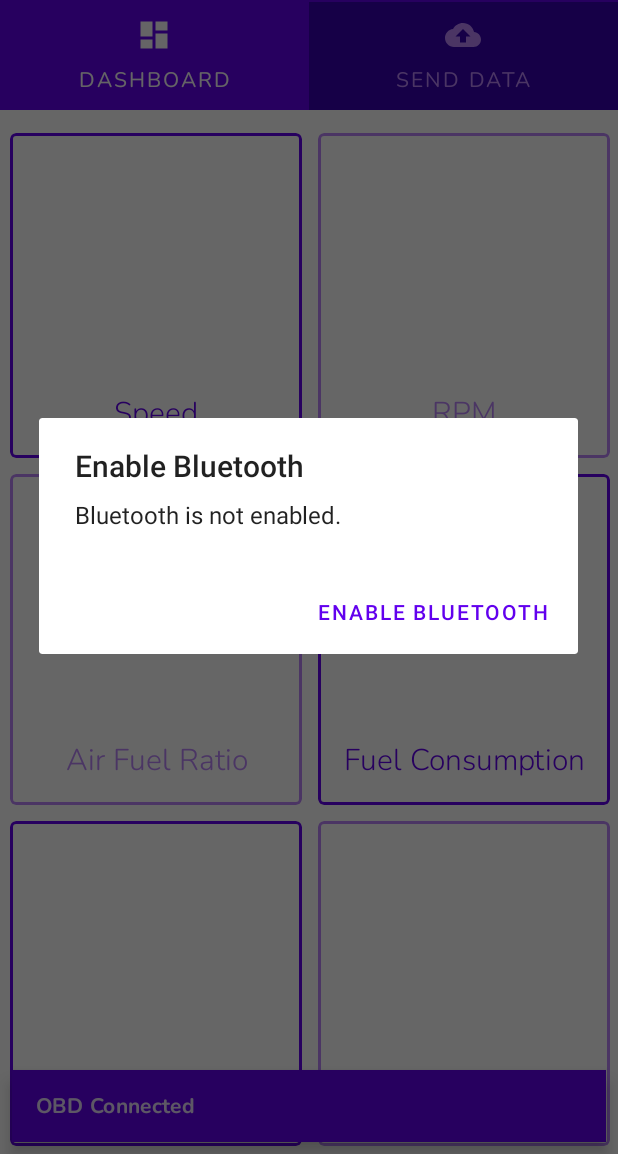
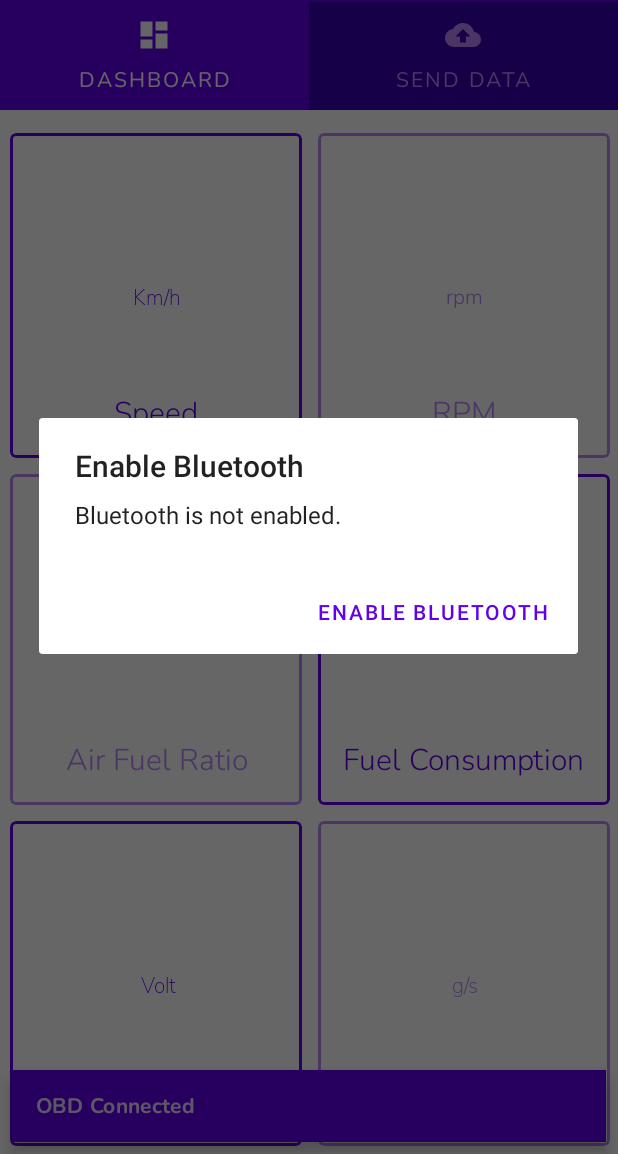
Before and after one commit to Achintha444/OBDFuel, an Android app: the HomeActivity screen opened directly, with no data from a screen before it, on a phone screen of 412 x 824 dp, the part 82-1236 px from its top. Run offline under Robolectric (Android 15) with nearby library versions, the phone set to English and light mode, and no system bars; libraries missing offline, so code that uses them is left out: com.github.pires.obd; 17 statements that could not run were skipped.

Commit message:
OBD Dashboard Completed

```diff
--- a/app/src/main/java/com/mtdaps/obdfuel/activities/home/fragments/DashboardFragment.java
+++ b/app/src/main/java/com/mtdaps/obdfuel/activities/home/fragments/DashboardFragment.java
@@ -84,9 +84,9 @@ public class DashboardFragment extends Fragment implements ActivityInterface {
                     speed = OBDValues.speedData();
                     rpm = OBDValues.rpmData();
                     maf = OBDValues.massAirFlowData();
-                    fuelConsumption = OBDValues.fuelConsumption(speed, maf);
                     batteryVoltage = OBDValues.moduleVoltageData();
                     airFuelRatio = OBDValues.airFuelRatioData();
+                    fuelConsumption = OBDValues.fuelConsumption(airFuelRatio, maf);
 
                     updateTextViews(speed, rpm, fuelConsumption, airFuelRatio, batteryVoltage, maf);
 
--- a/app/src/main/java/com/mtdaps/obdfuel/util/OBDValues.java
+++ b/app/src/main/java/com/mtdaps/obdfuel/util/OBDValues.java
@@ -171,11 +171,11 @@ public class OBDValues {
         return  String.format("%.2f", moduleVoltageCommand.getVoltage());
     }
 
-    public static String fuelConsumption(String speed,String massAirFlow){
-        Double vs = Double.parseDouble(speed);
+    public static String fuelConsumption(String airFuelRatio,String massAirFlow){
+        Double afr = Double.parseDouble(airFuelRatio);
         Double maf = Double.parseDouble(massAirFlow);
 
-        Double fuelConsumption = (vs*7.718)/(maf*2.352);
+        Double fuelConsumption = (maf*3600/afr*820);
 
         return  String.format("%.2f", fuelConsumption);
     }
--- a/app/src/main/res/layout/fragment_dashboard.xml
+++ b/app/src/main/res/layout/fragment_dashboard.xml
@@ -40,6 +40,20 @@
 
                         <TextView
                             android:id="@+id/speed_text"
+                            android:layout_width="wrap_content"
+                            android:layout_height="wrap_content"
+                            android:layout_marginTop="4dp"
+                            android:fontFamily="@font/nunito_sans_extralight"
+                            android:text="Km/h"
+                            android:textAlignment="center"
+                            android:textColor="@color/purple_500"
+                            android:textSize="14sp"
+                            app:layout_constraintEnd_toEndOf="parent"
+                            app:layout_constraintStart_toStartOf="parent"
+                            app:layout_constraintTop_toBottomOf="@+id/speed_text_value" />
+
+                        <TextView
+                            android:id="@+id/speed_text2"
                             android:layout_width="wrap_content"
                             android:layout_height="wrap_content"
                             android:layout_marginBottom="16dp"
@@ -98,6 +112,20 @@
                             app:layout_constraintBottom_toBottomOf="parent"
                             app:layout_constraintEnd_toEndOf="parent"
                             app:layout_constraintStart_toStartOf="parent" />
+
+                        <TextView
+                            android:id="@+id/rpm_text2"
+                            android:layout_width="wrap_content"
+                            android:layout_height="wrap_content"
+                            android:layout_marginTop="4dp"
+                            android:fontFamily="@font/nunito_light"
+                            android:text="rpm"
+                            android:textAlignment="center"
+                            android:textColor="@color/purple_200"
+                            android:textSize="14sp"
+                            app:layout_constraintEnd_toEndOf="parent"
+                            app:layout_constraintStart_toStartOf="parent"
+                            app:layout_constraintTop_toBottomOf="@+id/rpm_text_value" />
 
                         <TextView
                             android:id="@+id/rpm_text_value"
@@ -199,7 +227,23 @@
                             android:textSize="20sp"
                             app:layout_constraintBottom_toBottomOf="parent"
                             app:layout_constraintEnd_toEndOf="parent"
+                            app:layout_constraintHorizontal_bias="0.487"
                             app:layout_constraintStart_toStartOf="parent" />
+
+                        <TextView
+                            android:id="@+id/fuel_consumption_text3"
+                            android:layout_width="wrap_content"
+                            android:layout_height="wrap_content"
+                            android:layout_marginTop="4dp"
+                            android:fontFamily="@font/nunito_sans_extralight"
+                            android:text="L/h"
+                            android:textAlignment="center"
+                            android:textColor="@color/purple_500"
+                            android:textSize="14sp"
+                            app:layout_constraintEnd_toEndOf="parent"
+                            app:layout_constraintHorizontal_bias="0.487"
+                            app:layout_constraintStart_toStartOf="parent"
+                            app:layout_constraintTop_toBottomOf="@+id/fuel_consumption_text_value" />
 
                         <TextView
                             android:id="@+id/fuel_consumption_text_value"
@@ -257,6 +301,21 @@
                             app:layout_constraintStart_toStartOf="parent" />
 
                         <TextView
+                            android:id="@+id/battery_voltage_text4"
+                            android:layout_width="wrap_content"
+                            android:layout_height="wrap_content"
+                            android:layout_marginTop="4dp"
+                            android:fontFamily="@font/nunito_sans_extralight"
+                            android:text="Volt"
+                            android:textAlignment="center"
+                            android:textColor="@color/purple_500"
+                            android:textSize="14sp"
+                            app:layout_constraintEnd_toEndOf="parent"
+                            app:layout_constraintHorizontal_bias="0.508"
+                            app:layout_constraintStart_toStartOf="parent"
+                            app:layout_constraintTop_toBottomOf="@+id/battery_voltage_text_value" />
+
+                        <TextView
                             android:id="@+id/battery_voltage_text_value"
                             android:layout_width="wrap_content"
                             android:layout_height="wrap_content"
@@ -304,6 +363,20 @@
                             app:layout_constraintStart_toStartOf="parent" />
 
                         <TextView
+                            android:id="@+id/maf_text2"
+                            android:layout_width="wrap_content"
+                            android:layout_height="wrap_content"
+                            android:layout_marginTop="4dp"
+                            android:fontFamily="@font/nunito_sans_extralight"
+                            android:text="g/s"
+                            android:textAlignment="center"
+                            android:textColor="@color/purple_200"
+                            android:textSize="14sp"
+                            app:layout_constraintEnd_toEndOf="parent"
+                            app:layout_constraintStart_toStartOf="parent"
+                            app:layout_constraintTop_toBottomOf="@+id/maf_text_value" />
+
+                        <TextView
                             android:id="@+id/maf_text_value"
                             android:layout_width="wrap_content"
                             android:layout_height="wrap_content"
```
